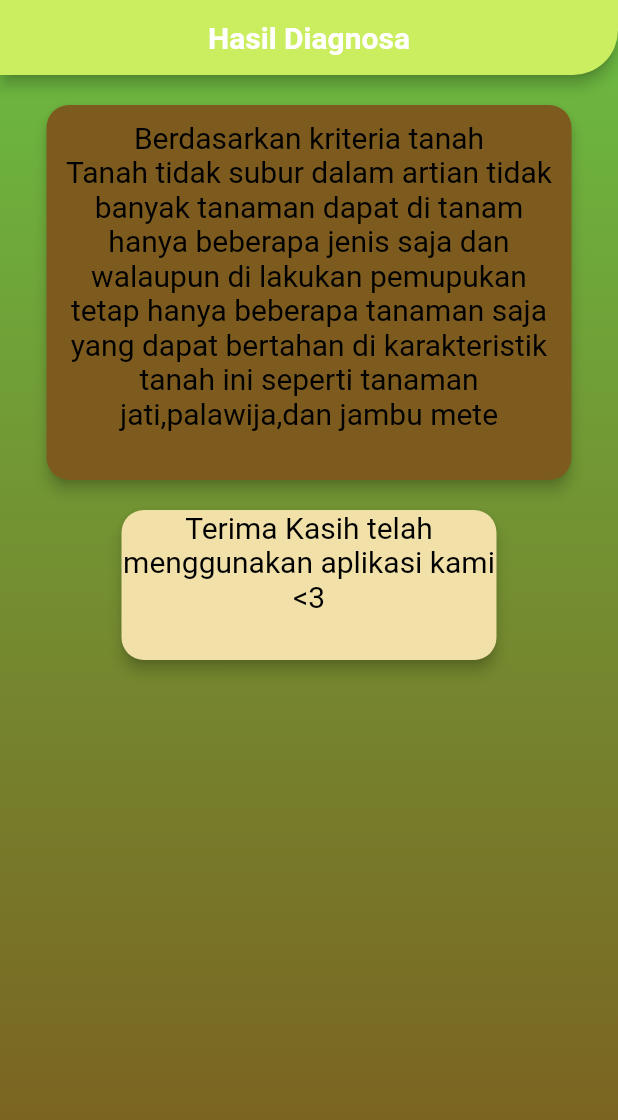
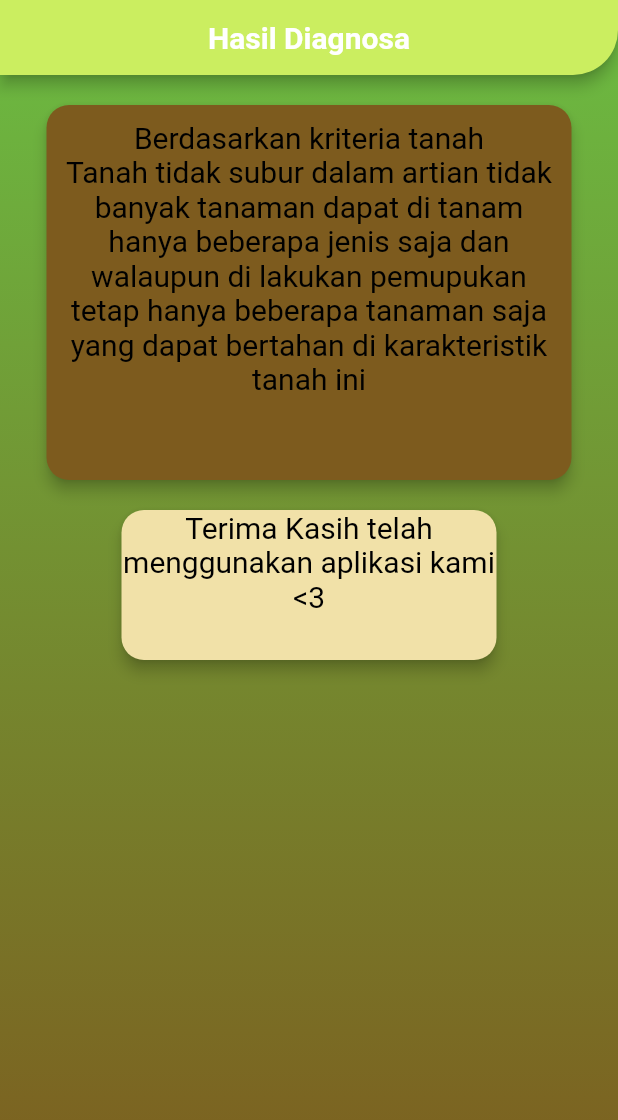
Before and after one commit to emperordeed/Kelompok-14-Apk-kesuburan-tanah, a Flutter app: the hasilDiagnosa3Widget screen opened directly, on a phone screen of 412 x 824 dp. Shown: the top 1120 px of the screen. Run offline on Flutter 3.47's test engine with Material 2 defaults, Android fonts, the phone set to English and light mode, and no system bars; our stand-ins replace auto_size_text, google_fonts; missing offline and left inert: tesd_drawer; Roboto replaces fonts that are missing (Poppins).

Commit message:
Update hasildiagnosa3.dart

```diff
--- a/lib/pertanyaan/hasildiagnosa3.dart
+++ b/lib/pertanyaan/hasildiagnosa3.dart
@@ -92,7 +92,7 @@
                     child: Padding(
                       padding: EdgeInsetsDirectional.fromSTEB(10, 10, 10, 10),
                       child: Text(
-                        'Berdasarkan kriteria tanah\nTanah tidak subur dalam artian tidak banyak tanaman dapat di tanam hanya beberapa jenis saja dan walaupun di lakukan pemupukan tetap hanya beberapa tanaman saja yang dapat bertahan di karakteristik tanah ini seperti tanaman jati,palawija,dan jambu mete',
+                        'Berdasarkan kriteria tanah\nTanah tidak subur dalam artian tidak banyak tanaman dapat di tanam hanya beberapa jenis saja dan walaupun di lakukan pemupukan tetap hanya beberapa tanaman saja yang dapat bertahan di karakteristik tanah ini',
                         textAlign: TextAlign.center,
                         style: TextStyle(
                           fontFamily: 'Poppins',
```
